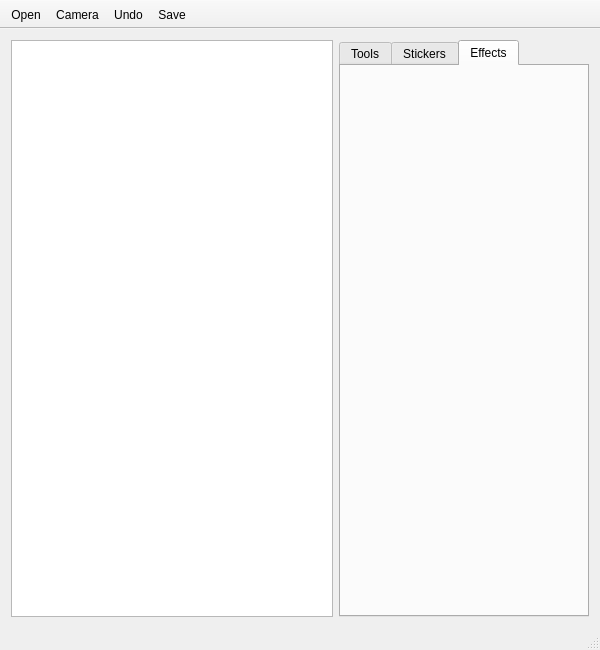
STommydx/photo-editing-software, file mainwindow.ui: the form before one commit.
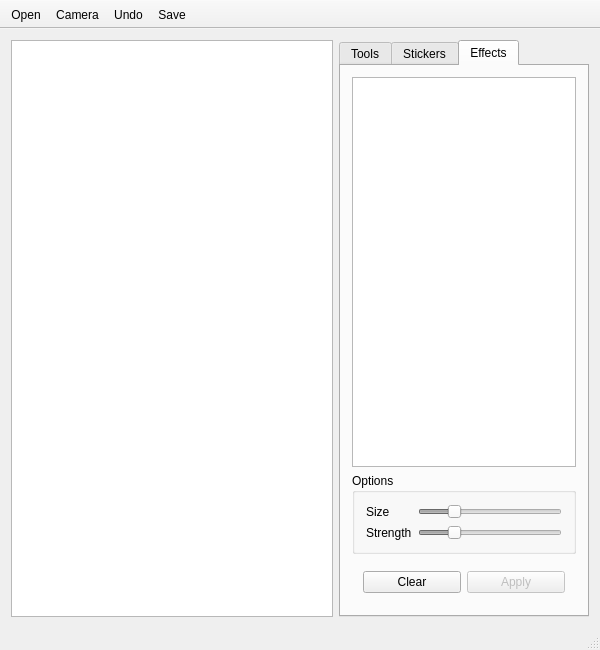
The form after the commit. The open tabs and pages were chosen to show the change. Custom widgets are drawn as their Qt base class.

Patch:
```diff
--- a/mainwindow.ui
+++ b/mainwindow.ui
@@ -302,6 +302,95 @@
        <attribute name="title">
         <string>Effects</string>
        </attribute>
+       <layout class="QVBoxLayout" name="verticalLayout_4">
+        <item>
+         <widget class="QListWidget" name="effectList"/>
+        </item>
+        <item>
+         <widget class="QGroupBox" name="groupBox">
+          <property name="title">
+           <string>Options</string>
+          </property>
+          <layout class="QFormLayout" name="formLayout_2">
+           <item row="0" column="0">
+            <widget class="QLabel" name="sizeLabel">
+             <property name="text">
+              <string>Size</string>
+             </property>
+            </widget>
+           </item>
+           <item row="1" column="0">
+            <widget class="QLabel" name="strengthLabel">
+             <property name="text">
+              <string>Strength</string>
+             </property>
+            </widget>
+           </item>
+           <item row="0" column="1">
+            <widget class="QSlider" name="effectSizeSlider">
+             <property name="enabled">
+              <bool>false</bool>
+             </property>
+             <property name="minimum">
+              <number>1</number>
+             </property>
+             <property name="maximum">
+              <number>10</number>
+             </property>
+             <property name="value">
+              <number>3</number>
+             </property>
+             <property name="orientation">
+              <enum>Qt::Horizontal</enum>
+             </property>
+            </widget>
+           </item>
+           <item row="1" column="1">
+            <widget class="QSlider" name="effectStrengthSlider">
+             <property name="enabled">
+              <bool>false</bool>
+             </property>
+             <property name="minimum">
+              <number>1</number>
+             </property>
+             <property name="maximum">
+              <number>10</number>
+             </property>
+             <property name="value">
+              <number>3</number>
+             </property>
+             <property name="orientation">
+              <enum>Qt::Horizontal</enum>
+             </property>
+            </widget>
+           </item>
+          </layout>
+         </widget>
+        </item>
+        <item>
+         <widget class="QWidget" name="widget" native="true">
+          <layout class="QHBoxLayout" name="horizontalLayout_5">
+           <item>
+            <widget class="QPushButton" name="clearButton">
+             <property name="text">
+              <string>Clear</string>
+             </property>
+            </widget>
+           </item>
+           <item>
+            <widget class="QPushButton" name="applyButton">
+             <property name="enabled">
+              <bool>false</bool>
+             </property>
+             <property name="text">
+              <string>Apply</string>
+             </property>
+            </widget>
+           </item>
+          </layout>
+         </widget>
+        </item>
+       </layout>
       </widget>
      </widget>
     </item>
```
